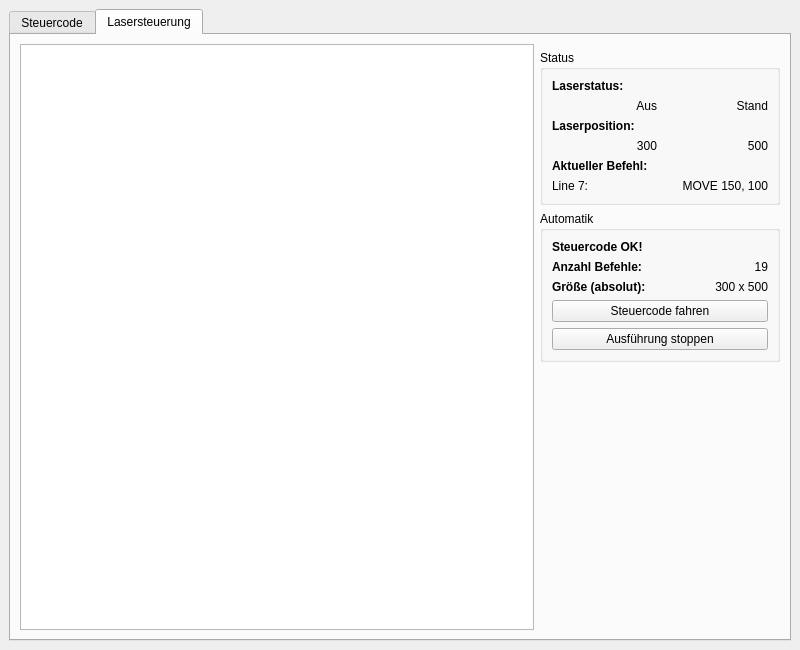
Old version of the form Source/MainWindow.ui in the repository mrll/SWE-Projekt.
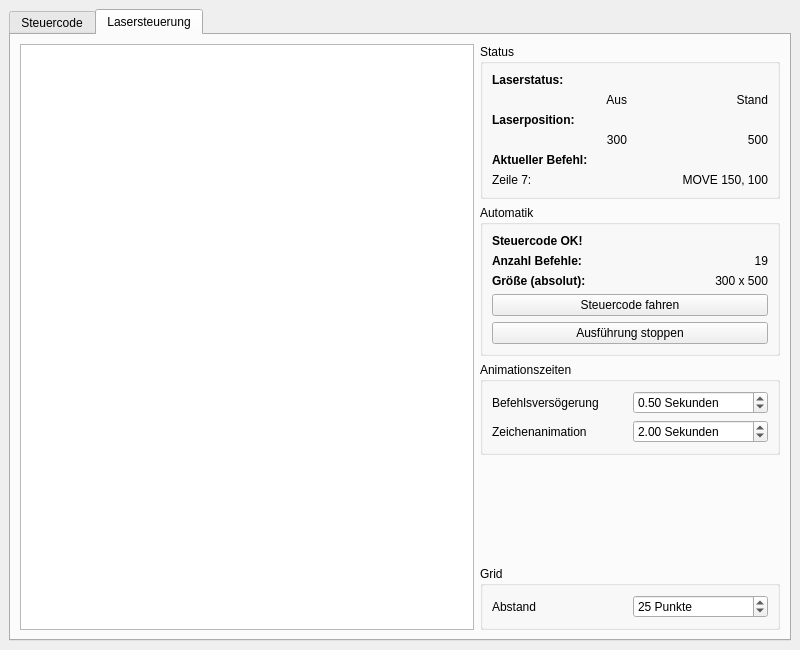
New version of the form.

The edit to the form file:
```diff
--- a/Source/MainWindow.ui
+++ b/Source/MainWindow.ui
@@ -218,7 +218,174 @@
         <string>Lasersteuerung</string>
        </attribute>
        <layout class="QGridLayout" name="gridLayout">
-        <item row="3" column="1" colspan="2">
+        <item row="3" column="1">
+         <widget class="QGroupBox" name="autoGroupBox">
+          <property name="sizePolicy">
+           <sizepolicy hsizetype="Fixed" vsizetype="Preferred">
+            <horstretch>0</horstretch>
+            <verstretch>0</verstretch>
+           </sizepolicy>
+          </property>
+          <property name="minimumSize">
+           <size>
+            <width>300</width>
+            <height>0</height>
+           </size>
+          </property>
+          <property name="title">
+           <string>Automatik</string>
+          </property>
+          <layout class="QGridLayout" name="gridLayout_4">
+           <item row="2" column="1">
+            <widget class="QLabel" name="cmdCountLabel">
+             <property name="text">
+              <string>19</string>
+             </property>
+             <property name="alignment">
+              <set>Qt::AlignRight|Qt::AlignTrailing|Qt::AlignVCenter</set>
+             </property>
+            </widget>
+           </item>
+           <item row="4" column="0" colspan="2">
+            <widget class="QPushButton" name="runCodeButton">
+             <property name="sizePolicy">
+              <sizepolicy hsizetype="Minimum" vsizetype="Fixed">
+               <horstretch>0</horstretch>
+               <verstretch>0</verstretch>
+              </sizepolicy>
+             </property>
+             <property name="minimumSize">
+              <size>
+               <width>200</width>
+               <height>0</height>
+              </size>
+             </property>
+             <property name="text">
+              <string>Steuercode fahren</string>
+             </property>
+            </widget>
+           </item>
+           <item row="3" column="1">
+            <widget class="QLabel" name="codeSizeLabel">
+             <property name="text">
+              <string>300 x 500</string>
+             </property>
+             <property name="alignment">
+              <set>Qt::AlignRight|Qt::AlignTrailing|Qt::AlignVCenter</set>
+             </property>
+            </widget>
+           </item>
+           <item row="3" column="0">
+            <widget class="QLabel" name="label5">
+             <property name="font">
+              <font>
+               <weight>75</weight>
+               <bold>true</bold>
+              </font>
+             </property>
+             <property name="text">
+              <string>Größe (absolut):</string>
+             </property>
+            </widget>
+           </item>
+           <item row="2" column="0">
+            <widget class="QLabel" name="label6">
+             <property name="font">
+              <font>
+               <weight>75</weight>
+               <bold>true</bold>
+              </font>
+             </property>
+             <property name="text">
+              <string>Anzahl Befehle:</string>
+             </property>
+            </widget>
+           </item>
+           <item row="1" column="0">
+            <widget class="QLabel" name="codeLogLabel">
+             <property name="font">
+              <font>
+               <weight>75</weight>
+               <bold>true</bold>
+              </font>
+             </property>
+             <property name="text">
+              <string>Steuercode OK!</string>
+             </property>
+            </widget>
+           </item>
+           <item row="5" column="0" colspan="2">
+            <widget class="QPushButton" name="stopCodeButton">
+             <property name="text">
+              <string>Ausführung stoppen</string>
+             </property>
+            </widget>
+           </item>
+          </layout>
+         </widget>
+        </item>
+        <item row="4" column="1">
+         <widget class="QGroupBox" name="groupBox">
+          <property name="minimumSize">
+           <size>
+            <width>300</width>
+            <height>0</height>
+           </size>
+          </property>
+          <property name="title">
+           <string>Animationszeiten</string>
+          </property>
+          <layout class="QGridLayout" name="gridLayout_2">
+           <item row="1" column="0">
+            <widget class="QLabel" name="label_2">
+             <property name="text">
+              <string>Zeichenanimation</string>
+             </property>
+            </widget>
+           </item>
+           <item row="0" column="0">
+            <widget class="QLabel" name="label">
+             <property name="text">
+              <string>Befehlsversögerung</string>
+             </property>
+            </widget>
+           </item>
+           <item row="1" column="1">
+            <widget class="QDoubleSpinBox" name="drawDelaySpinner">
+             <property name="suffix">
+              <string> Sekunden</string>
+             </property>
+             <property name="minimum">
+              <double>0.000000000000000</double>
+             </property>
+             <property name="maximum">
+              <double>10.000000000000000</double>
+             </property>
+             <property name="value">
+              <double>2.000000000000000</double>
+             </property>
+            </widget>
+           </item>
+           <item row="0" column="1">
+            <widget class="QDoubleSpinBox" name="stepDelaySpinner">
+             <property name="suffix">
+              <string> Sekunden</string>
+             </property>
+             <property name="maximum">
+              <double>10.000000000000000</double>
+             </property>
+             <property name="singleStep">
+              <double>0.500000000000000</double>
+             </property>
+             <property name="value">
+              <double>0.500000000000000</double>
+             </property>
+            </widget>
+           </item>
+          </layout>
+         </widget>
+        </item>
+        <item row="2" column="1">
          <widget class="QGroupBox" name="statusGroupBox">
           <property name="sizePolicy">
            <sizepolicy hsizetype="Fixed" vsizetype="Preferred">
@@ -228,7 +395,7 @@
           </property>
           <property name="minimumSize">
            <size>
-            <width>240</width>
+            <width>300</width>
             <height>0</height>
            </size>
           </property>
@@ -239,7 +406,7 @@
            <item row="5" column="0">
             <widget class="QLabel" name="commandLineLabel">
              <property name="text">
-              <string>Line 7:</string>
+              <string>Zeile 7:</string>
              </property>
             </widget>
            </item>
@@ -347,128 +514,79 @@
           </layout>
          </widget>
         </item>
-        <item row="5" column="2">
+        <item row="2" column="0" rowspan="5">
+         <widget class="QGraphicsView" name="simGView">
+          <property name="backgroundBrush">
+           <brush brushstyle="NoBrush">
+            <color alpha="255">
+             <red>0</red>
+             <green>0</green>
+             <blue>0</blue>
+            </color>
+           </brush>
+          </property>
+          <property name="renderHints">
+           <set>QPainter::Antialiasing|QPainter::HighQualityAntialiasing|QPainter::TextAntialiasing</set>
+          </property>
+          <property name="transformationAnchor">
+           <enum>QGraphicsView::NoAnchor</enum>
+          </property>
+          <property name="resizeAnchor">
+           <enum>QGraphicsView::NoAnchor</enum>
+          </property>
+         </widget>
+        </item>
+        <item row="6" column="1">
+         <widget class="QGroupBox" name="groupBox_2">
+          <property name="title">
+           <string>Grid</string>
+          </property>
+          <layout class="QGridLayout" name="gridLayout_6">
+           <item row="0" column="2">
+            <widget class="QSpinBox" name="gridSizeSpinner">
+             <property name="suffix">
+              <string> Punkte</string>
+             </property>
+             <property name="prefix">
+              <string/>
+             </property>
+             <property name="minimum">
+              <number>10</number>
+             </property>
+             <property name="maximum">
+              <number>100</number>
+             </property>
+             <property name="singleStep">
+              <number>5</number>
+             </property>
+             <property name="value">
+              <number>25</number>
+             </property>
+            </widget>
+           </item>
+           <item row="0" column="1">
+            <widget class="QLabel" name="label_3">
+             <property name="text">
+              <string>Abstand</string>
+             </property>
+            </widget>
+           </item>
+          </layout>
+         </widget>
+        </item>
+        <item row="5" column="1">
          <spacer name="verticalSpacer">
           <property name="orientation">
            <enum>Qt::Vertical</enum>
           </property>
           <property name="sizeHint" stdset="0">
            <size>
-            <width>23</width>
-            <height>0</height>
+            <width>20</width>
+            <height>40</height>
            </size>
           </property>
          </spacer>
         </item>
-        <item row="2" column="0" rowspan="4">
-         <widget class="QGraphicsView" name="simGView"/>
-        </item>
-        <item row="4" column="1" colspan="2">
-         <widget class="QGroupBox" name="autoGroupBox">
-          <property name="sizePolicy">
-           <sizepolicy hsizetype="Fixed" vsizetype="Preferred">
-            <horstretch>0</horstretch>
-            <verstretch>0</verstretch>
-           </sizepolicy>
-          </property>
-          <property name="minimumSize">
-           <size>
-            <width>240</width>
-            <height>0</height>
-           </size>
-          </property>
-          <property name="title">
-           <string>Automatik</string>
-          </property>
-          <layout class="QGridLayout" name="gridLayout_4">
-           <item row="2" column="1">
-            <widget class="QLabel" name="cmdCountLabel">
-             <property name="text">
-              <string>19</string>
-             </property>
-             <property name="alignment">
-              <set>Qt::AlignRight|Qt::AlignTrailing|Qt::AlignVCenter</set>
-             </property>
-            </widget>
-           </item>
-           <item row="4" column="0" colspan="2">
-            <widget class="QPushButton" name="runCodeButton">
-             <property name="sizePolicy">
-              <sizepolicy hsizetype="Minimum" vsizetype="Fixed">
-               <horstretch>0</horstretch>
-               <verstretch>0</verstretch>
-              </sizepolicy>
-             </property>
-             <property name="minimumSize">
-              <size>
-               <width>200</width>
-               <height>0</height>
-              </size>
-             </property>
-             <property name="text">
-              <string>Steuercode fahren</string>
-             </property>
-            </widget>
-           </item>
-           <item row="3" column="1">
-            <widget class="QLabel" name="codeSizeLabel">
-             <property name="text">
-              <string>300 x 500</string>
-             </property>
-             <property name="alignment">
-              <set>Qt::AlignRight|Qt::AlignTrailing|Qt::AlignVCenter</set>
-             </property>
-            </widget>
-           </item>
-           <item row="3" column="0">
-            <widget class="QLabel" name="label5">
-             <property name="font">
-              <font>
-               <weight>75</weight>
-               <bold>true</bold>
-              </font>
-             </property>
-             <property name="text">
-              <string>Größe (absolut):</string>
-             </property>
-            </widget>
-           </item>
-           <item row="2" column="0">
-            <widget class="QLabel" name="label6">
-             <property name="font">
-              <font>
-               <weight>75</weight>
-               <bold>true</bold>
-              </font>
-             </property>
-             <property name="text">
-              <string>Anzahl Befehle:</string>
-             </property>
-            </widget>
-           </item>
-           <item row="1" column="0">
-            <widget class="QLabel" name="codeLogLabel">
-             <property name="font">
-              <font>
-               <weight>75</weight>
-               <bold>true</bold>
-              </font>
-             </property>
-             <property name="text">
-              <string>Steuercode OK!</string>
-             </property>
-            </widget>
-           </item>
-           <item row="5" column="0" colspan="2">
-            <widget class="QPushButton" name="stopCodeButton">
-             <property name="text">
-              <string>Ausführung stoppen</string>
-             </property>
-            </widget>
-           </item>
-          </layout>
-         </widget>
-        </item>
        </layout>
       </widget>
      </widget>
```
